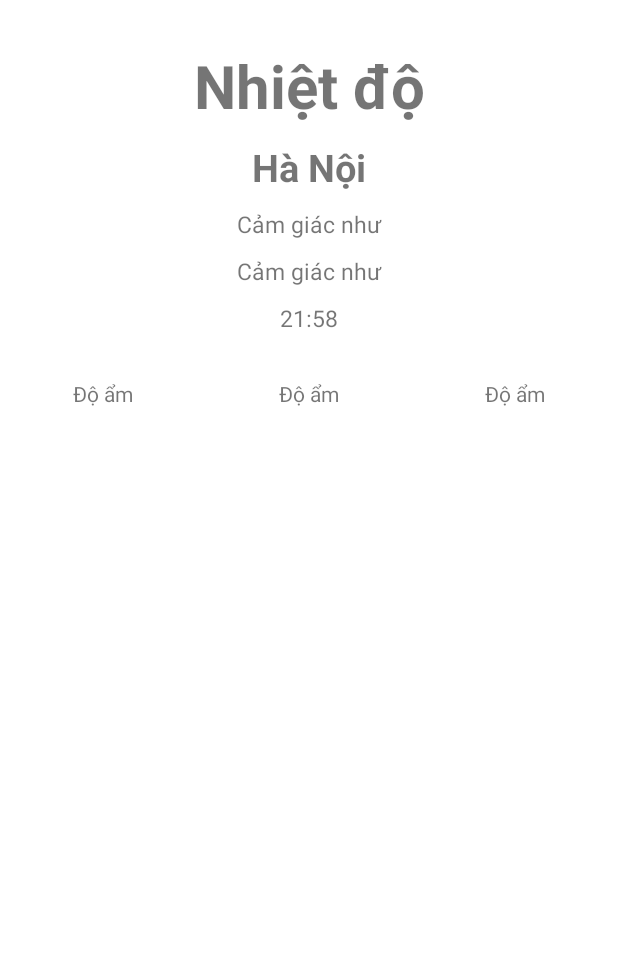
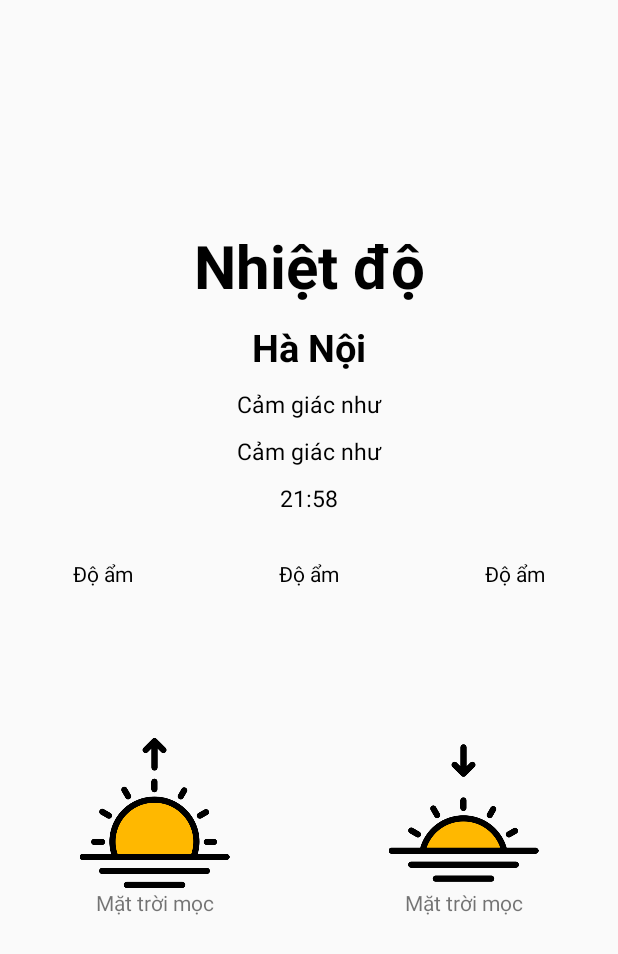
Before and after one commit to datprs2k1/appthoitiet, an Android app: the screen it shows after launch (MainActivity), on a phone screen of 412 x 824 dp. Shown: the top 954 px of the screen. Run offline under Robolectric (Android 15) with nearby library versions, the phone set to English and light mode, and no system bars.

```diff
--- a/app/src/main/res/layout/activity_main.xml
+++ b/app/src/main/res/layout/activity_main.xml
@@ -20,9 +20,10 @@
             android:layout_height="wrap_content"
             android:textSize="40dp"
             android:textStyle="bold"
+            android:textColor="@color/black"
             android:layout_centerHorizontal="true"
             android:textAlignment="center"
-            android:layout_marginTop="30dp"
+            android:layout_marginTop="150dp"
             />
         <TextView
             android:layout_marginTop="10dp"
@@ -32,6 +33,7 @@
             android:text="Hà Nội"
             android:textSize="25sp"
             android:textStyle="bold"
+            android:textColor="@color/black"
             android:textAlignment="center"
             android:layout_below="@id/tvNhietDo"
             />
@@ -43,6 +45,7 @@
             android:layout_below="@+id/tvViTri"
             android:layout_marginTop="10dp"
             android:text="Cảm giác như"
+            android:textColor="@color/black"
             android:textAlignment="center"
             android:textSize="15sp" />
 
@@ -54,6 +57,7 @@
             android:layout_marginTop="10dp"
             android:text="Cảm giác như"
             android:textAlignment="center"
+            android:textColor="@color/black"
             android:textSize="15sp" />
         <TextView
             android:layout_marginTop="10dp"
@@ -63,6 +67,7 @@
             android:text="21:58"
             android:layout_below="@+id/tvCamGiac"
             android:textSize="15sp"
+            android:textColor="@color/black"
             android:textAlignment="center"
             />
         <LinearLayout
@@ -75,14 +80,17 @@
             android:layout_marginTop="30dp"
             >
             <TextView
+                android:id="@+id/tvDoAm"
                 android:layout_weight="1"
                 android:layout_height="wrap_content"
                 android:layout_width="0dp"
                 android:text="Độ ẩm"
-
+                android:textColor="@color/black"
                 android:gravity="center_horizontal"
                 />
             <TextView
+                android:id="@+id/tvMay"
+                android:textColor="@color/black"
                 android:layout_weight="1"
                 android:layout_height="wrap_content"
                 android:layout_width="0dp"
@@ -91,31 +99,79 @@
 
                 />
             <TextView
+                android:id="@+id/tvGio"
                 android:layout_weight="1"
                 android:layout_height="wrap_content"
                 android:layout_width="0dp"
                 android:text="Độ ẩm"
+                android:textColor="@color/black"
                 android:gravity="center_horizontal"
 
                 />
         </LinearLayout>
 
         <HorizontalScrollView
+            android:id="@+id/abc"
             android:layout_width="wrap_content"
             android:layout_height="wrap_content"
             android:layout_below="@+id/TrangThai"
-            android:layout_marginTop="20dp"
+            android:layout_marginTop="50dp"
+            android:fillViewport="true"
             android:scrollbars="none"
-            android:fillViewport="true"
             app:layout_editor_absoluteX="1dp"
-            app:layout_editor_absoluteY="1dp"
-            >
+            app:layout_editor_absoluteY="1dp">
 
             <androidx.recyclerview.widget.RecyclerView
                 android:id="@+id/lvThoiTietGio"
                 android:layout_width="wrap_content"
                 android:layout_height="wrap_content" />
         </HorizontalScrollView>
-
+        <LinearLayout
+            android:layout_below="@+id/abc"
+            android:layout_marginTop="50dp"
+            android:layout_width="match_parent"
+            android:layout_height="200dp"
+            android:orientation="horizontal"
+            android:weightSum="2"
+            >
+            <LinearLayout
+                android:layout_width="0dp"
+                android:layout_height="150dp"
+                android:layout_weight="1"
+                android:orientation="vertical">
+                <ImageView
+                    android:layout_width="match_parent"
+                    android:layout_height="100dp"
+                    android:src="@drawable/sunrise"
+                    android:layout_gravity="center"
+                    />
+                <TextView
+                    android:id="@+id/tvMatTroiMoc"
+                    android:layout_width="match_parent"
+                    android:layout_height="50dp"
+                    android:text="Mặt trời mọc"
+                    android:textAlignment="center"
+                    />
+            </LinearLayout>
+            <LinearLayout
+                android:layout_width="0dp"
+                android:layout_height="150dp"
+                android:layout_weight="1"
+                android:orientation="vertical">
+                <ImageView
+                    android:layout_width="match_parent"
+                    android:layout_height="100dp"
+                    android:src="@drawable/sunset"
+                    android:layout_gravity="center"
+                    />
+                <TextView
+                    android:id="@+id/tvMatTroiLan"
+                    android:layout_width="match_parent"
+                    android:layout_height="50dp"
+                    android:text="Mặt trời mọc"
+                    android:textAlignment="center"
+                    />
+            </LinearLayout>
+        </LinearLayout>
     </RelativeLayout>
 </ScrollView>
--- a/app/src/main/res/layout/list_ngay.xml
+++ b/app/src/main/res/layout/list_ngay.xml
@@ -8,6 +8,7 @@
         android:layout_width="match_parent"
         android:layout_height="wrap_content"
         android:text="23:00"
+        android:textColor="@color/black"
         android:textAlignment="center"
         />
     <ImageView
@@ -19,6 +20,7 @@
     <TextView
         android:layout_marginTop="5dp"
         android:id="@+id/tvNhietDo"
+        android:textColor="@color/black"
         android:layout_width="match_parent"
         android:layout_height="wrap_content"
         android:text="25 C"
```
Also changed, not shown: app/src/main/AndroidManifest.xml (+2 -5 lines), app/src/main/java/com/example/thoitiet/MainActivity.java (+42 -12 lines), app/src/main/java/com/example/thoitiet/Model/City.java (+6 -6 lines), app/src/main/java/com/example/thoitiet/ThoiTietGioApdater.java (+6 -9 lines), app/src/main/res/drawable-v24/sunrise.png (added), app/src/main/res/drawable-v24/sunset.png (added).
